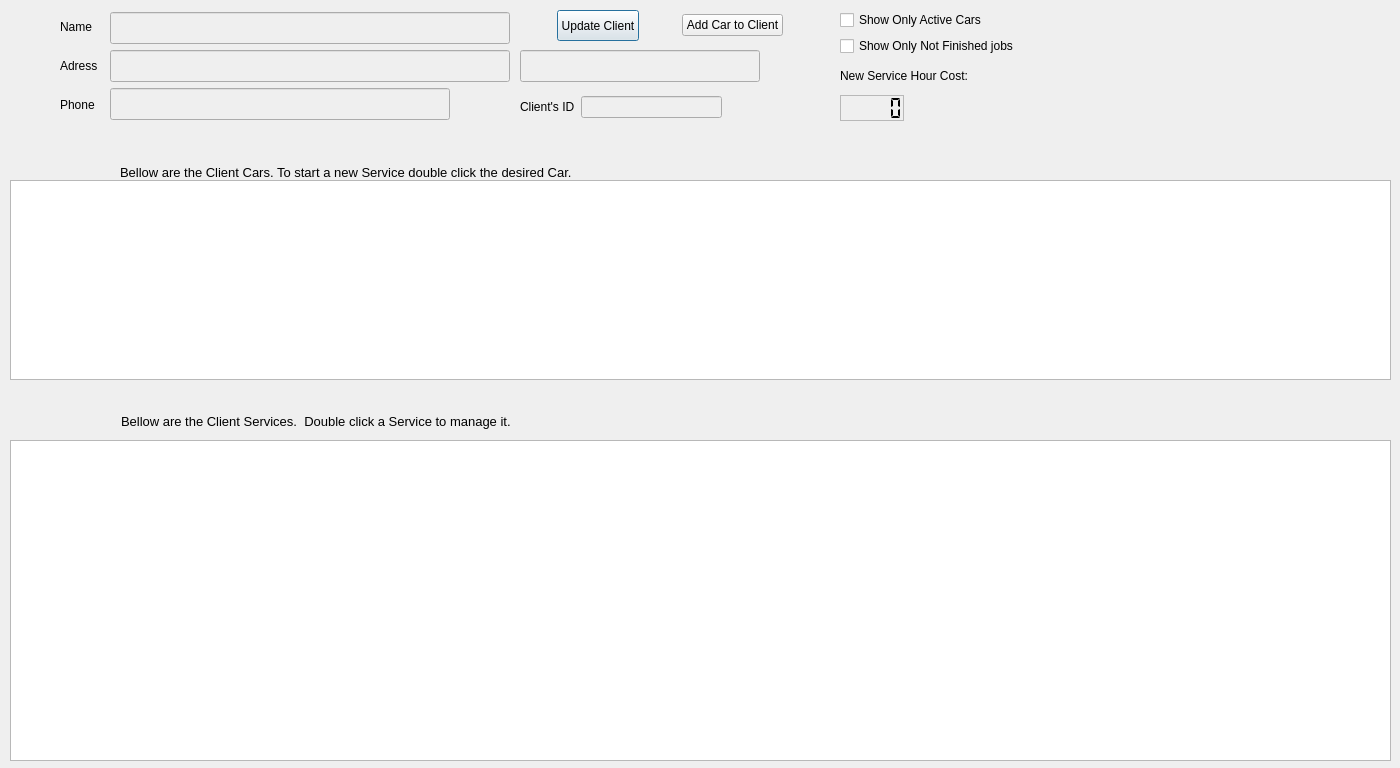
bedi1982/Oficina, file Client_Services_History.ui: the form before one commit.
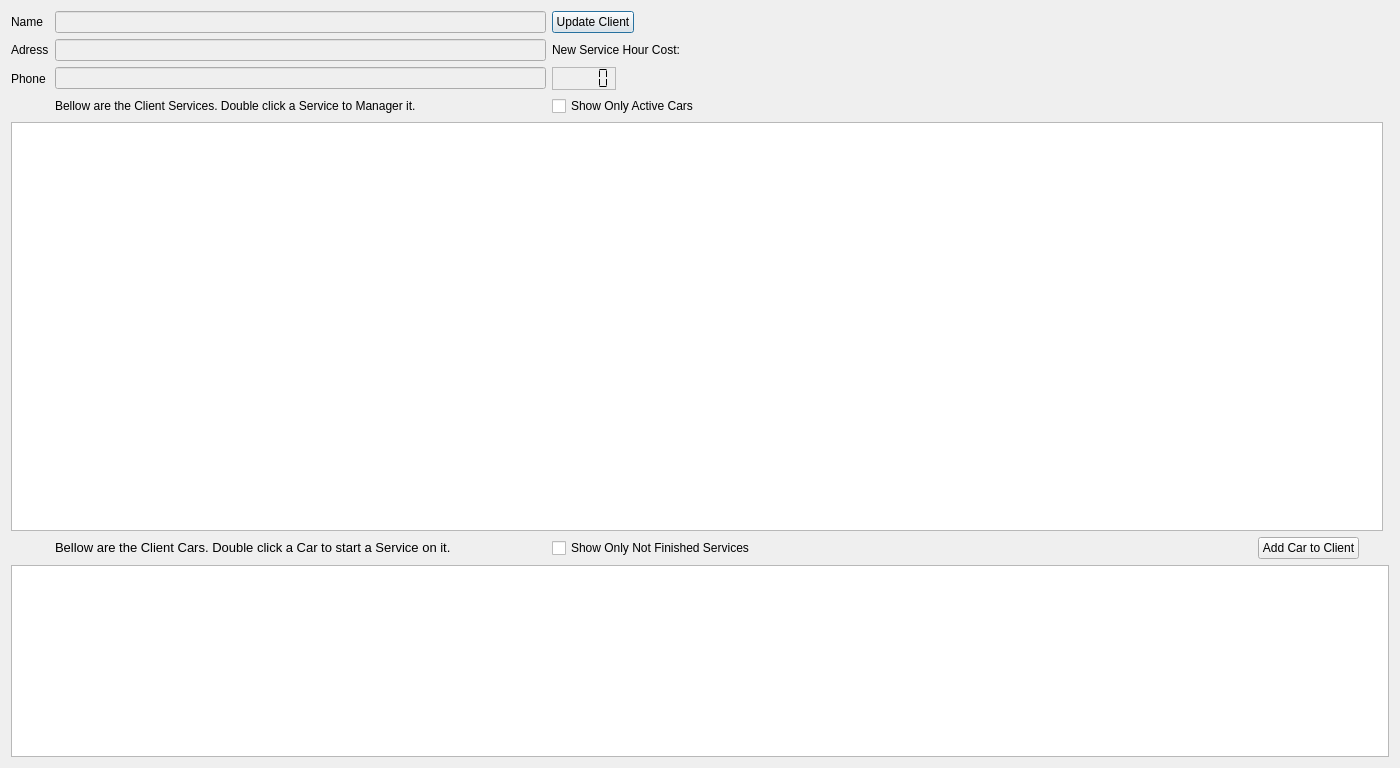
The form after the commit. Icons and pictures are not drawn.

Commit message: All forms now have a layout and resize correctly.

The edit to the form file:
```diff
--- a/Client_Services_History.ui
+++ b/Client_Services_History.ui
@@ -10,24 +10,6 @@
     <height>768</height>
    </rect>
   </property>
-  <property name="sizePolicy">
-   <sizepolicy hsizetype="Minimum" vsizetype="Minimum">
-    <horstretch>0</horstretch>
-    <verstretch>0</verstretch>
-   </sizepolicy>
-  </property>
-  <property name="minimumSize">
-   <size>
-    <width>1400</width>
-    <height>768</height>
-   </size>
-  </property>
-  <property name="maximumSize">
-   <size>
-    <width>1400</width>
-    <height>768</height>
-   </size>
-  </property>
   <property name="windowTitle">
    <string>Client History</string>
   </property>
@@ -35,170 +17,101 @@
    <iconset resource="images/images.qrc">
     <normaloff>:/emoticons/service.png</normaloff>:/emoticons/service.png</iconset>
   </property>
-  <widget class="QTableView" name="tbl_Client_Cars">
-   <property name="geometry">
-    <rect>
-     <x>10</x>
-     <y>180</y>
-     <width>1381</width>
-     <height>200</height>
-    </rect>
+  <layout class="QGridLayout" name="gridLayout">
+   <item row="1" column="0">
+    <widget class="QLabel" name="lbl_Client_Name">
+     <property name="sizePolicy">
+      <sizepolicy hsizetype="Minimum" vsizetype="Minimum">
+       <horstretch>0</horstretch>
+       <verstretch>0</verstretch>
+      </sizepolicy>
    </property>
    <property name="minimumSize">
     <size>
-     <width>0</width>
-     <height>200</height>
+       <width>32</width>
+       <height>0</height>
     </size>
    </property>
    <property name="maximumSize">
     <size>
-     <width>3453453</width>
-     <height>45345</height>
-    </size>
-   </property>
-   <property name="toolTip">
-    <string>Double click here to generate a new Service Order.</string>
-   </property>
-   <property name="editTriggers">
-    <set>QAbstractItemView::NoEditTriggers</set>
-   </property>
-   <property name="sortingEnabled">
-    <bool>true</bool>
-   </property>
-  </widget>
-  <widget class="QLabel" name="lbl_New_Car_Icon">
-   <property name="geometry">
-    <rect>
-     <x>20</x>
-     <y>130</y>
-     <width>48</width>
-     <height>48</height>
-    </rect>
-   </property>
-   <property name="minimumSize">
-    <size>
-     <width>48</width>
-     <height>48</height>
-    </size>
-   </property>
+       <width>60</width>
+       <height>48</height>
+      </size>
+     </property>
+     <property name="text">
+      <string>Name</string>
+     </property>
+    </widget>
+   </item>
+   <item row="14" column="0">
+    <widget class="QLabel" name="label_Hint_Icon_2">
    <property name="maximumSize">
     <size>
-     <width>48</width>
-     <height>48</height>
+       <width>31</width>
+       <height>31</height>
     </size>
    </property>
    <property name="text">
     <string/>
    </property>
-  </widget>
-  <widget class="QLabel" name="lbl_Client_Cars">
-   <property name="geometry">
-    <rect>
-     <x>120</x>
-     <y>160</y>
-     <width>471</width>
-     <height>20</height>
-    </rect>
-   </property>
-   <property name="font">
-    <font>
-     <pointsize>10</pointsize>
-    </font>
-   </property>
+     <property name="pixmap">
+      <pixmap resource="images/images.qrc">:/emoticons/hint.png</pixmap>
+     </property>
+     <property name="scaledContents">
+      <bool>true</bool>
+     </property>
+    </widget>
+   </item>
+   <item row="2" column="2">
+    <widget class="QLabel" name="lbl_Service_Hour_Cost">
    <property name="text">
-    <string>Bellow are the Client Cars. To start a new Service double click the desired Car. </string>
-   </property>
-   <property name="alignment">
-    <set>Qt::AlignBottom|Qt::AlignLeading|Qt::AlignLeft</set>
-   </property>
-  </widget>
-  <widget class="QLineEdit" name="line_Phone">
-   <property name="enabled">
-    <bool>false</bool>
-   </property>
-   <property name="geometry">
-    <rect>
-     <x>110</x>
-     <y>88</y>
-     <width>340</width>
-     <height>32</height>
-    </rect>
-   </property>
+      <string>New Service Hour Cost:</string>
+     </property>
+    </widget>
+   </item>
+   <item row="9" column="0">
+    <widget class="QLabel" name="label_Hint_Icon">
    <property name="maximumSize">
     <size>
-     <width>340</width>
-     <height>16777215</height>
-    </size>
-   </property>
-   <property name="maxLength">
-    <number>34</number>
-   </property>
-  </widget>
-  <widget class="QLineEdit" name="line_Client_City">
-   <property name="enabled">
-    <bool>false</bool>
-   </property>
-   <property name="geometry">
-    <rect>
-     <x>520</x>
-     <y>50</y>
-     <width>240</width>
-     <height>32</height>
-    </rect>
-   </property>
-   <property name="maximumSize">
-    <size>
-     <width>240</width>
-     <height>16777215</height>
-    </size>
-   </property>
-  </widget>
-  <widget class="QLineEdit" name="line_Address">
-   <property name="enabled">
-    <bool>false</bool>
-   </property>
-   <property name="geometry">
-    <rect>
-     <x>110</x>
-     <y>50</y>
-     <width>400</width>
-     <height>32</height>
-    </rect>
-   </property>
+       <width>31</width>
+       <height>31</height>
+      </size>
+     </property>
+     <property name="text">
+      <string/>
+     </property>
+     <property name="pixmap">
+      <pixmap resource="images/images.qrc">:/emoticons/hint.png</pixmap>
+     </property>
+     <property name="scaledContents">
+      <bool>true</bool>
+     </property>
+    </widget>
+   </item>
+   <item row="3" column="0">
+    <widget class="QLabel" name="lbl_Client_Phone">
+     <property name="sizePolicy">
+      <sizepolicy hsizetype="Minimum" vsizetype="Minimum">
+       <horstretch>0</horstretch>
+       <verstretch>0</verstretch>
+      </sizepolicy>
+     </property>
    <property name="maximumSize">
     <size>
-     <width>400</width>
-     <height>32</height>
-    </size>
-   </property>
-   <property name="maxLength">
-    <number>50</number>
-   </property>
-  </widget>
+       <width>60</width>
+       <height>48</height>
+      </size>
+     </property>
+     <property name="text">
+      <string>Phone</string>
+     </property>
+    </widget>
+   </item>
+   <item row="1" column="1">
   <widget class="QLineEdit" name="line_Name">
    <property name="enabled">
     <bool>false</bool>
    </property>
-   <property name="geometry">
-    <rect>
-     <x>110</x>
-     <y>12</y>
-     <width>400</width>
-     <height>32</height>
-    </rect>
-   </property>
-   <property name="minimumSize">
-    <size>
-     <width>400</width>
-     <height>0</height>
-    </size>
-   </property>
-   <property name="maximumSize">
-    <size>
-     <width>400</width>
-     <height>32</height>
-    </size>
-   </property>
    <property name="acceptDrops">
     <bool>false</bool>
    </property>
@@ -209,217 +122,8 @@
     <bool>true</bool>
    </property>
   </widget>
-  <widget class="QLabel" name="lbl_Client_Services_History">
-   <property name="geometry">
-    <rect>
-     <x>121</x>
-     <y>411</y>
-     <width>389</width>
-     <height>18</height>
-    </rect>
-   </property>
-   <property name="sizeIncrement">
-    <size>
-     <width>1</width>
-     <height>0</height>
-    </size>
-   </property>
-   <property name="font">
-    <font>
-     <pointsize>10</pointsize>
-    </font>
-   </property>
-   <property name="text">
-    <string>Bellow are the Client Services.  Double click a Service to manage it.</string>
-   </property>
-   <property name="alignment">
-    <set>Qt::AlignBottom|Qt::AlignLeading|Qt::AlignLeft</set>
-   </property>
-  </widget>
-  <widget class="QTableView" name="tbl_Client_Services">
-   <property name="geometry">
-    <rect>
-     <x>10</x>
-     <y>440</y>
-     <width>1381</width>
-     <height>321</height>
-    </rect>
-   </property>
-   <property name="sizePolicy">
-    <sizepolicy hsizetype="Ignored" vsizetype="Expanding">
-     <horstretch>0</horstretch>
-     <verstretch>0</verstretch>
-    </sizepolicy>
-   </property>
-   <property name="minimumSize">
-    <size>
-     <width>0</width>
-     <height>200</height>
-    </size>
-   </property>
-   <property name="toolTip">
-    <string>Double click to change the Service details...</string>
-   </property>
-   <property name="editTriggers">
-    <set>QAbstractItemView::NoEditTriggers</set>
-   </property>
-   <property name="sortingEnabled">
-    <bool>true</bool>
-   </property>
-  </widget>
-  <widget class="QLabel" name="lbl_Service_Icon">
-   <property name="geometry">
-    <rect>
-     <x>20</x>
-     <y>390</y>
-     <width>48</width>
-     <height>48</height>
-    </rect>
-   </property>
-   <property name="minimumSize">
-    <size>
-     <width>48</width>
-     <height>48</height>
-    </size>
-   </property>
-   <property name="maximumSize">
-    <size>
-     <width>48</width>
-     <height>16777215</height>
-    </size>
-   </property>
-   <property name="text">
-    <string/>
-   </property>
-  </widget>
-  <widget class="QLabel" name="lbl_Icon">
-   <property name="geometry">
-    <rect>
-     <x>1210</x>
-     <y>10</y>
-     <width>131</width>
-     <height>121</height>
-    </rect>
-   </property>
-   <property name="text">
-    <string/>
-   </property>
-   <property name="pixmap">
-    <pixmap resource="images/images.qrc">:/emoticons/client_info.png</pixmap>
-   </property>
-   <property name="scaledContents">
-    <bool>true</bool>
-   </property>
-  </widget>
-  <widget class="QLabel" name="label_Hint_Icon">
-   <property name="geometry">
-    <rect>
-     <x>80</x>
-     <y>140</y>
-     <width>31</width>
-     <height>31</height>
-    </rect>
-   </property>
-   <property name="text">
-    <string/>
-   </property>
-   <property name="pixmap">
-    <pixmap resource="images/images.qrc">:/emoticons/hint.png</pixmap>
-   </property>
-   <property name="scaledContents">
-    <bool>true</bool>
-   </property>
-  </widget>
-  <widget class="QLabel" name="label_Hint_Icon_2">
-   <property name="geometry">
-    <rect>
-     <x>80</x>
-     <y>400</y>
-     <width>31</width>
-     <height>31</height>
-    </rect>
-   </property>
-   <property name="text">
-    <string/>
-   </property>
-   <property name="pixmap">
-    <pixmap resource="images/images.qrc">:/emoticons/hint.png</pixmap>
-   </property>
-   <property name="scaledContents">
-    <bool>true</bool>
-   </property>
-  </widget>
-  <widget class="QWidget" name="layoutWidget">
-   <property name="geometry">
-    <rect>
-     <x>520</x>
-     <y>90</y>
-     <width>202</width>
-     <height>34</height>
-    </rect>
-   </property>
-   <layout class="QHBoxLayout" name="horizontalLayout_3">
-    <item>
-     <widget class="QLabel" name="llb_Client_ID">
-      <property name="text">
-       <string>Client's ID</string>
-      </property>
-     </widget>
-    </item>
-    <item>
-     <widget class="QLineEdit" name="line_ClientID">
-      <property name="enabled">
-       <bool>false</bool>
-      </property>
-      <property name="maximumSize">
-       <size>
-        <width>340</width>
-        <height>16777215</height>
-       </size>
-      </property>
-      <property name="maxLength">
-       <number>34</number>
-      </property>
-     </widget>
-    </item>
-   </layout>
-  </widget>
-  <widget class="QWidget" name="layoutWidget">
-   <property name="geometry">
-    <rect>
-     <x>60</x>
-     <y>10</y>
-     <width>51</width>
-     <height>111</height>
-    </rect>
-   </property>
-   <layout class="QVBoxLayout" name="verticalLayout">
-    <item>
-     <widget class="QLabel" name="lbl_Client_Name">
-      <property name="sizePolicy">
-       <sizepolicy hsizetype="Minimum" vsizetype="Minimum">
-        <horstretch>0</horstretch>
-        <verstretch>0</verstretch>
-       </sizepolicy>
-      </property>
-      <property name="minimumSize">
-       <size>
-        <width>32</width>
-        <height>0</height>
-       </size>
-      </property>
-      <property name="maximumSize">
-       <size>
-        <width>60</width>
-        <height>48</height>
-       </size>
-      </property>
-      <property name="text">
-       <string>Name</string>
-      </property>
-     </widget>
-    </item>
-    <item>
+   </item>
+   <item row="2" column="0">
      <widget class="QLabel" name="lbl_Client_Address">
       <property name="sizePolicy">
        <sizepolicy hsizetype="Minimum" vsizetype="Minimum">
@@ -438,38 +142,24 @@
       </property>
      </widget>
     </item>
-    <item>
-     <widget class="QLabel" name="lbl_Client_Phone">
-      <property name="sizePolicy">
-       <sizepolicy hsizetype="Minimum" vsizetype="Minimum">
-        <horstretch>0</horstretch>
-        <verstretch>0</verstretch>
-       </sizepolicy>
-      </property>
-      <property name="maximumSize">
-       <size>
-        <width>60</width>
-        <height>48</height>
-       </size>
-      </property>
+   <item row="9" column="2">
+    <widget class="QCheckBox" name="checkBox_2">
       <property name="text">
-       <string>Phone</string>
+      <string>Show Only Active Cars</string>
       </property>
      </widget>
     </item>
-   </layout>
-  </widget>
-  <widget class="QWidget" name="layoutWidget">
-   <property name="geometry">
-    <rect>
-     <x>520</x>
-     <y>10</y>
-     <width>301</width>
-     <height>31</height>
-    </rect>
-   </property>
-   <layout class="QHBoxLayout" name="horizontalLayout_5">
-    <item>
+   <item row="3" column="1">
+    <widget class="QLineEdit" name="line_Phone">
+     <property name="enabled">
+      <bool>false</bool>
+     </property>
+     <property name="maxLength">
+      <number>34</number>
+     </property>
+    </widget>
+   </item>
+   <item row="1" column="2">
      <widget class="QPushButton" name="btn_Update_Client">
       <property name="sizePolicy">
        <sizepolicy hsizetype="Fixed" vsizetype="Ignored">
@@ -501,68 +191,12 @@
       </property>
      </widget>
     </item>
-    <item>
-     <widget class="QPushButton" name="btn_Add_Car_To_Client">
-      <property name="sizePolicy">
-       <sizepolicy hsizetype="Fixed" vsizetype="Fixed">
-        <horstretch>0</horstretch>
-        <verstretch>0</verstretch>
-       </sizepolicy>
-      </property>
-      <property name="text">
-       <string>Add Car to Client</string>
-      </property>
-      <property name="icon">
-       <iconset resource="images/images.qrc">
-        <normaloff>:/emoticons/carkey.png</normaloff>:/emoticons/carkey.png</iconset>
-      </property>
-      <property name="iconSize">
-       <size>
-        <width>24</width>
-        <height>24</height>
-       </size>
-      </property>
-     </widget>
-    </item>
-   </layout>
-  </widget>
-  <widget class="QWidget" name="layoutWidget">
-   <property name="geometry">
-    <rect>
-     <x>840</x>
-     <y>10</y>
-     <width>201</width>
-     <height>111</height>
-    </rect>
-   </property>
-   <layout class="QVBoxLayout" name="verticalLayout_2">
-    <item>
-     <widget class="QCheckBox" name="checkBox_2">
-      <property name="text">
-       <string>Show Only Active Cars</string>
-      </property>
-     </widget>
-    </item>
-    <item>
-     <widget class="QCheckBox" name="checkBox">
-      <property name="text">
-       <string>Show Only Not Finished jobs</string>
-      </property>
-     </widget>
-    </item>
-    <item>
-     <widget class="QLabel" name="lbl_Service_Hour_Cost">
-      <property name="text">
-       <string>New Service Hour Cost:</string>
-      </property>
-     </widget>
-    </item>
-    <item>
+   <item row="3" column="2">
      <widget class="QLCDNumber" name="lcd_Hour_Cost">
       <property name="maximumSize">
        <size>
         <width>64</width>
-        <height>16777215</height>
+       <height>28</height>
        </size>
       </property>
       <property name="frameShape">
@@ -576,37 +210,127 @@
       </property>
      </widget>
     </item>
-   </layout>
-  </widget>
-  <zorder>layoutWidget</zorder>
-  <zorder>layoutWidget</zorder>
-  <zorder>layoutWidget</zorder>
-  <zorder>layoutWidget</zorder>
-  <zorder>lbl_New_Car_Icon</zorder>
-  <zorder>lbl_Client_Cars</zorder>
-  <zorder>line_Phone</zorder>
-  <zorder>line_Client_City</zorder>
-  <zorder>line_Address</zorder>
-  <zorder>line_Name</zorder>
-  <zorder>tbl_Client_Cars</zorder>
-  <zorder>lbl_Client_Services_History</zorder>
-  <zorder>tbl_Client_Services</zorder>
-  <zorder>lbl_Service_Icon</zorder>
-  <zorder>lbl_Icon</zorder>
-  <zorder>label_Hint_Icon</zorder>
-  <zorder>label_Hint_Icon_2</zorder>
- </widget>
- <tabstops>
-  <tabstop>btn_Update_Client</tabstop>
-  <tabstop>btn_Add_Car_To_Client</tabstop>
-  <tabstop>tbl_Client_Cars</tabstop>
-  <tabstop>tbl_Client_Services</tabstop>
-  <tabstop>line_Name</tabstop>
-  <tabstop>line_Client_City</tabstop>
-  <tabstop>line_ClientID</tabstop>
-  <tabstop>line_Phone</tabstop>
-  <tabstop>line_Address</tabstop>
- </tabstops>
+   <item row="14" column="1" alignment="Qt::AlignVCenter">
+    <widget class="QLabel" name="lbl_Client_Services_History">
+     <property name="sizeIncrement">
+      <size>
+       <width>1</width>
+       <height>0</height>
+      </size>
+     </property>
+     <property name="font">
+      <font>
+       <pointsize>10</pointsize>
+      </font>
+     </property>
+     <property name="text">
+      <string>Bellow are the Client Cars. Double click a Car to start a Service on it.</string>
+     </property>
+     <property name="alignment">
+      <set>Qt::AlignBottom|Qt::AlignLeading|Qt::AlignLeft</set>
+     </property>
+    </widget>
+   </item>
+   <item row="9" column="1">
+    <widget class="QLabel" name="label">
+     <property name="text">
+      <string>Bellow are the Client Services. Double click a Service to Manager it.</string>
+     </property>
+    </widget>
+   </item>
+   <item row="14" column="2">
+    <widget class="QCheckBox" name="checkBox">
+     <property name="text">
+      <string>Show Only Not Finished Services</string>
+     </property>
+    </widget>
+   </item>
+   <item row="2" column="1">
+    <widget class="QLineEdit" name="line_Address">
+     <property name="enabled">
+      <bool>false</bool>
+     </property>
+     <property name="maxLength">
+      <number>50</number>
+     </property>
+    </widget>
+   </item>
+   <item row="14" column="4">
+    <widget class="QPushButton" name="btn_Add_Car_To_Client">
+     <property name="sizePolicy">
+      <sizepolicy hsizetype="Fixed" vsizetype="Fixed">
+       <horstretch>0</horstretch>
+       <verstretch>0</verstretch>
+      </sizepolicy>
+     </property>
+     <property name="text">
+      <string>Add Car to Client</string>
+     </property>
+     <property name="icon">
+      <iconset resource="images/images.qrc">
+       <normaloff>:/emoticons/carkey.png</normaloff>:/emoticons/carkey.png</iconset>
+     </property>
+     <property name="iconSize">
+      <size>
+       <width>24</width>
+       <height>24</height>
+      </size>
+     </property>
+    </widget>
+   </item>
+   <item row="9" column="3">
+    <spacer name="horizontalSpacer">
+     <property name="orientation">
+      <enum>Qt::Horizontal</enum>
+     </property>
+     <property name="sizeHint" stdset="0">
+      <size>
+       <width>40</width>
+       <height>20</height>
+      </size>
+     </property>
+    </spacer>
+   </item>
+   <item row="10" column="0" colspan="9">
+    <widget class="QTableView" name="tbl_Client_Services">
+     <property name="toolTip">
+      <string/>
+     </property>
+     <property name="editTriggers">
+      <set>QAbstractItemView::NoEditTriggers</set>
+     </property>
+     <property name="sortingEnabled">
+      <bool>true</bool>
+     </property>
+    </widget>
+   </item>
+   <item row="15" column="0" colspan="10">
+    <widget class="QTableView" name="tbl_Client_Cars">
+     <property name="sizePolicy">
+      <sizepolicy hsizetype="Expanding" vsizetype="Fixed">
+       <horstretch>0</horstretch>
+       <verstretch>0</verstretch>
+      </sizepolicy>
+     </property>
+     <property name="maximumSize">
+      <size>
+       <width>16777215</width>
+       <height>300</height>
+      </size>
+     </property>
+     <property name="toolTip">
+      <string>Double click here to generate a new Service Order.</string>
+     </property>
+     <property name="editTriggers">
+      <set>QAbstractItemView::NoEditTriggers</set>
+     </property>
+     <property name="sortingEnabled">
+      <bool>true</bool>
+     </property>
+    </widget>
+   </item>
+  </layout>
+ </widget>
  <resources>
   <include location="images/images.qrc"/>
  </resources>
```
Lines whose indentation alone changed are shown as unchanged. The commit also changes 18 other files.
